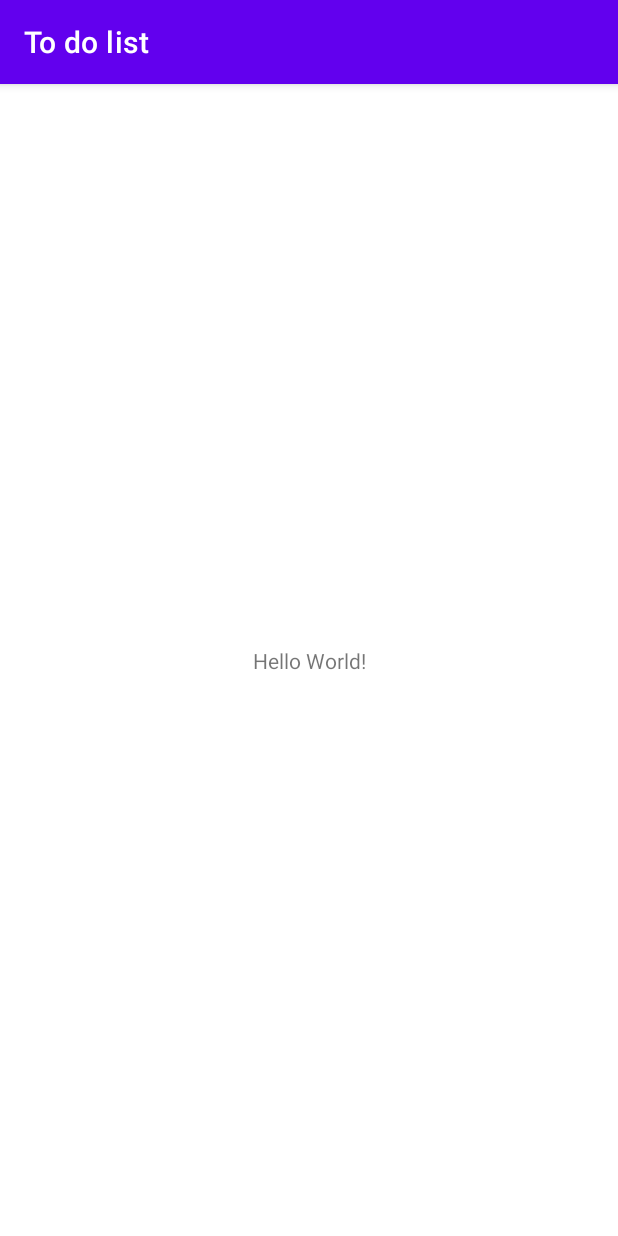
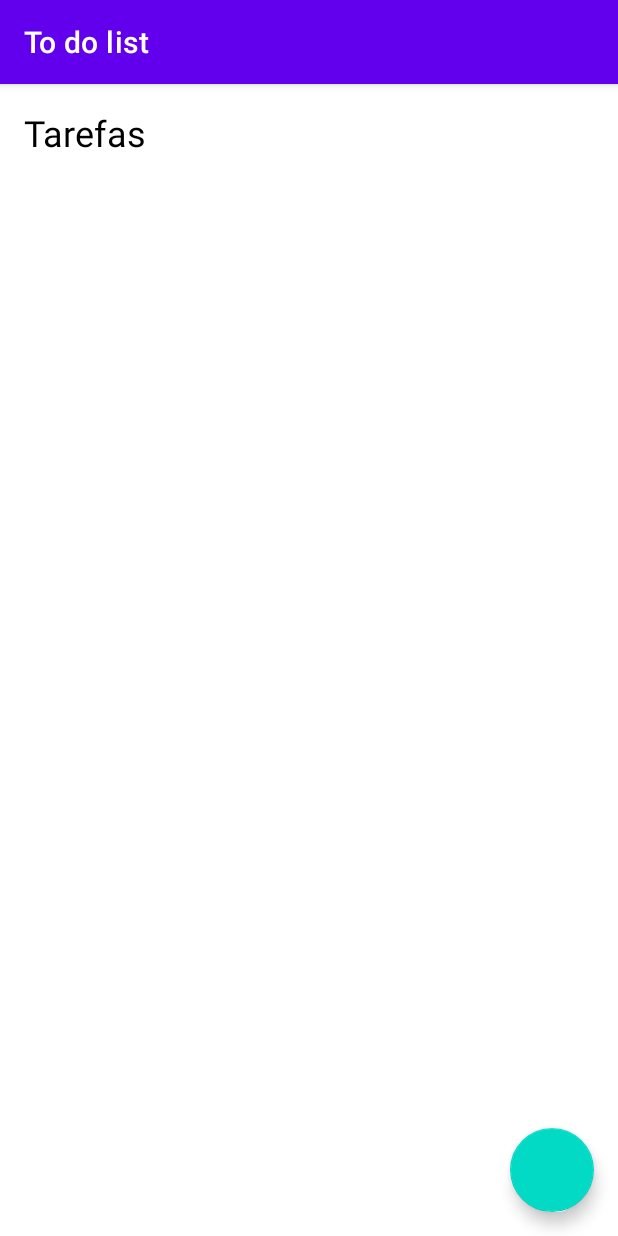
Before and after one commit to rafaelNandes/Kotlin-to-do-list, an Android app: the screen it shows after launch (MainActivity), on a phone screen of 412 x 824 dp. Run offline under Robolectric (Android 15) with nearby library versions, the phone set to English and light mode, and no system bars.

Commit message:
creating floatactionbutton

```diff
--- a/app/src/main/res/layout/activity_main.xml
+++ b/app/src/main/res/layout/activity_main.xml
@@ -8,12 +8,21 @@
     tools:context=".MainActivity">
 
     <TextView
+        android:id="@+id/textView_title"
         android:layout_width="wrap_content"
         android:layout_height="wrap_content"
-        android:text="Hello World!"
-        app:layout_constraintBottom_toBottomOf="parent"
-        app:layout_constraintLeft_toLeftOf="parent"
-        app:layout_constraintRight_toRightOf="parent"
-        app:layout_constraintTop_toTopOf="parent" />
+        android:text="@string/tarefas"
+        android:textColor="@color/black"
+        android:textSize="24sp"
+        android:layout_margin="16dp"
+        app:layout_constraintTop_toTopOf="parent"
+        app:layout_constraintLeft_toLeftOf="parent" />
+
+    <com.google.android.material.floatingactionbutton.FloatingActionButton
+        android:layout_width="wrap_content"
+        android:layout_height="wrap_content"
+        android:layout_margin="16dp"
+        app:layout_constraintEnd_toEndOf="parent"
+        app:layout_constraintBottom_toBottomOf="parent" />
 
 </androidx.constraintlayout.widget.ConstraintLayout>
--- a/app/src/main/res/values/strings.xml
+++ b/app/src/main/res/values/strings.xml
@@ -1,3 +1,4 @@
 <resources>
     <string name="app_name">To do list</string>
+    <string name="tarefas">Tarefas</string>
 </resources>
```
